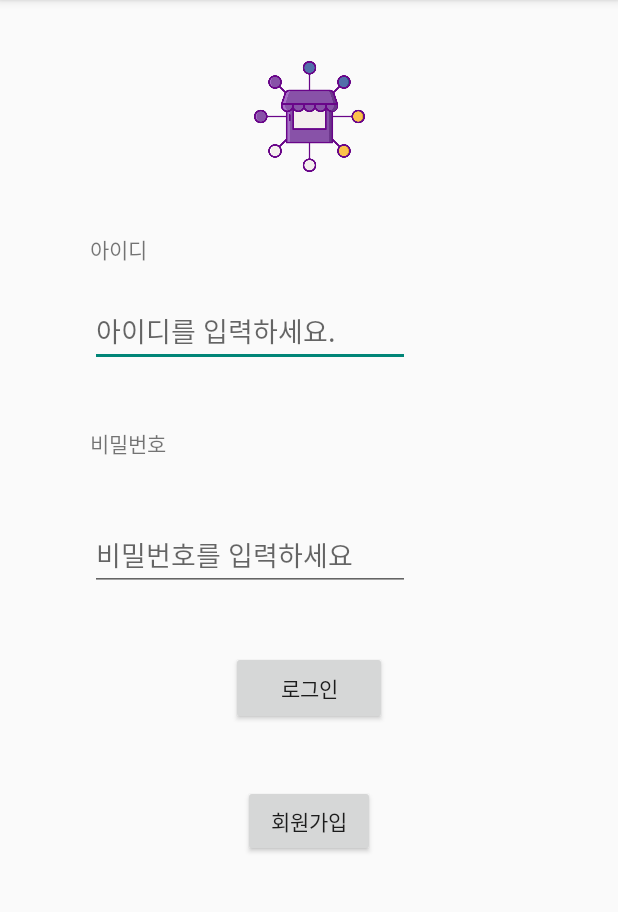
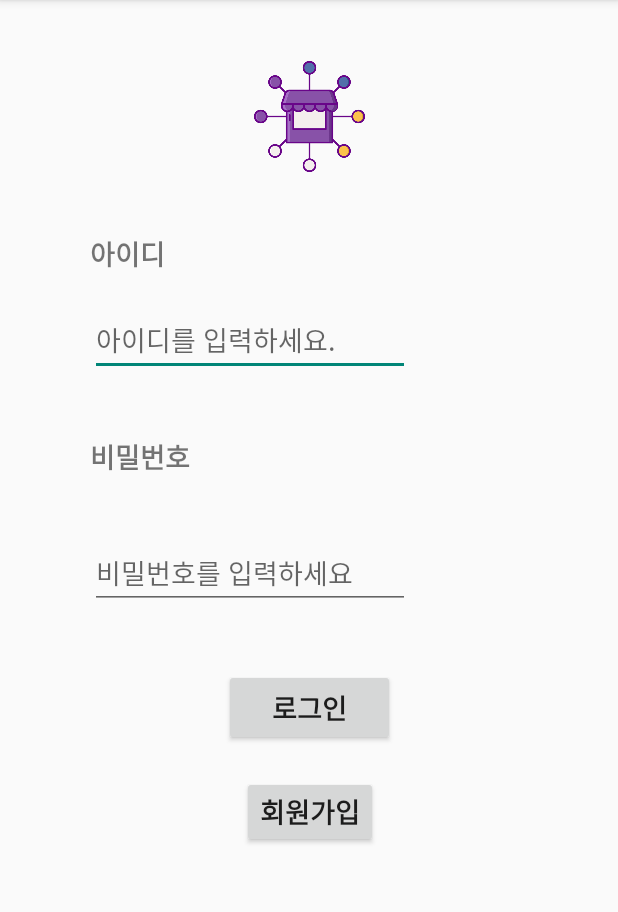
Before and after one commit to cococo35/SignIn, an Android app: the screen it shows after launch (MainActivity before the commit, SignInActivity after it), on a phone screen of 412 x 824 dp, the part 84-996 px from its top. Run offline under Robolectric (Android 15) with nearby library versions, the phone set to English and light mode, and no system bars.

Commit message:
Lv2/SignIn Branch 생성 & UI 구현

```diff
--- a/app/src/main/AndroidManifest.xml
+++ b/app/src/main/AndroidManifest.xml
@@ -19,7 +19,7 @@
             android:name=".HomeActivity"
             android:exported="false" />
         <activity
-            android:name=".MainActivity"
+            android:name=".SignInActivity"
             android:exported="true">
             <intent-filter>
                 <action android:name="android.intent.action.MAIN" />
--- a/app/src/main/java/com/android/signin/MainActivity.kt
+++ b/app/src/main/java/com/android/signin/MainActivity.kt
@@ -8,31 +8,31 @@ import android.widget.EditText
 import android.widget.Toast
 
 
-class MainActivity : AppCompatActivity() {
+class SignInActivity : AppCompatActivity() {
     override fun onCreate(savedInstanceState: Bundle?) {
         super.onCreate(savedInstanceState)
         setContentView(R.layout.activity_main)
 
-        val idText = findViewById<EditText>(R.id.idread)
-        val passWordText = findViewById<EditText>(R.id.passwordread)
-        val signInButton = findViewById<Button>(R.id.signinbutton)
-        val registerButton = findViewById<Button>(R.id.registerbutton)
+        val id_text = findViewById<EditText>(R.id.id_read)
+        val password_text = findViewById<EditText>(R.id.password_read)
+        val signin_button = findViewById<Button>(R.id.signin_button)
+        val register_button = findViewById<Button>(R.id.register_button)
 
-        signInButton.setOnClickListener {
-            if(idText.text.isEmpty()) {
+        signin_button.setOnClickListener {
+            if(id_text.text.isEmpty()) {
                 Toast.makeText(this, "아이디를 확인해주세요",Toast.LENGTH_LONG).show()
                 return@setOnClickListener
             }
 
-            if(passWordText.text.isEmpty()) {
+            if(password_text.text.isEmpty()) {
                 Toast.makeText(this, "비밀번호를 확인해주세요",Toast.LENGTH_LONG).show()
                 return@setOnClickListener
             }
 
             Toast.makeText(this, "로그인 성공",Toast.LENGTH_LONG).show()
 
-            val id:String = idText.text.toString()
-            val passWord:String = passWordText.text.toString()
+            val id:String = id_text.text.toString()
+            val passWord:String = password_text.text.toString()
 
             val intent = Intent(this, HomeActivity::class.java)
             intent.putExtra("id", id)
@@ -40,7 +40,7 @@ class MainActivity : AppCompatActivity() {
             startActivity(intent)
         }
 
-        registerButton.setOnClickListener {
+        register_button.setOnClickListener {
             val intent = Intent(this, SignUpActivity::class.java)
             startActivity(intent)
         }
--- a/app/src/main/res/layout/activity_main.xml
+++ b/app/src/main/res/layout/activity_main.xml
@@ -4,10 +4,10 @@
     xmlns:tools="http://schemas.android.com/tools"
     android:layout_width="match_parent"
     android:layout_height="match_parent"
-    tools:context=".MainActivity">
+    tools:context=".SignInActivity">
 
     <ImageView
-        android:id="@+id/signinimage"
+        android:id="@+id/signin_image"
         android:layout_width="163dp"
         android:layout_height="75dp"
         android:layout_marginTop="40dp"
@@ -17,62 +17,70 @@
         app:layout_constraintTop_toTopOf="parent" />
 
     <TextView
-        android:id="@+id/idtext"
+        android:id="@+id/id_text"
         android:layout_width="wrap_content"
         android:layout_height="wrap_content"
         android:layout_marginStart="60dp"
         android:layout_marginTop="40dp"
         android:text="아이디"
+        android:textStyle="bold"
+        android:textSize="18dp"
         app:layout_constraintStart_toStartOf="parent"
-        app:layout_constraintTop_toBottomOf="@+id/signinimage" />
+        app:layout_constraintTop_toBottomOf="@+id/signin_image" />
 
     <TextView
-        android:id="@+id/passwordtext"
+        android:id="@+id/password_text"
         android:layout_width="wrap_content"
         android:layout_height="wrap_content"
         android:layout_marginTop="40dp"
         android:text="비밀번호"
-        app:layout_constraintStart_toStartOf="@+id/idread"
-        app:layout_constraintTop_toBottomOf="@+id/idread" />
+        android:textStyle="bold"
+        android:textSize="18dp"
+        app:layout_constraintStart_toStartOf="@+id/id_read"
+        app:layout_constraintTop_toBottomOf="@+id/id_read" />
 
     <Button
-        android:id="@+id/signinbutton"
-        android:layout_width="104dp"
-        android:layout_height="49dp"
+        android:id="@+id/signin_button"
+        android:layout_width="114dp"
+        android:layout_height="51dp"
         android:layout_marginTop="40dp"
         android:text="로그인"
+        android:textSize="18dp"
+        android:textStyle="bold"
         app:layout_constraintEnd_toEndOf="parent"
         app:layout_constraintStart_toStartOf="parent"
-        app:layout_constraintTop_toBottomOf="@+id/passwordread" />
+        app:layout_constraintTop_toBottomOf="@+id/password_read" />
 
     <Button
-        android:id="@+id/registerbutton"
+        android:id="@+id/register_button"
         android:layout_width="wrap_content"
         android:layout_height="wrap_content"
-        android:layout_marginTop="40dp"
+        android:layout_marginTop="20dp"
         android:text="회원가입"
-        app:layout_constraintEnd_toEndOf="@+id/signinbutton"
-        app:layout_constraintStart_toStartOf="@+id/signinbutton"
-        app:layout_constraintTop_toBottomOf="@+id/signinbutton" />
+        android:textSize="18dp"
+        android:textStyle="bold"
+        app:layout_constraintEnd_toEndOf="@+id/signin_button"
+        app:layout_constraintStart_toStartOf="@+id/signin_button"
+        app:layout_constraintTop_toBottomOf="@+id/signin_button" />
 
     <EditText
-        android:id="@+id/idread"
+        android:id="@+id/id_read"
         android:layout_width="wrap_content"
         android:layout_height="wrap_content"
         android:layout_marginTop="20dp"
         android:ems="10"
         android:hint="아이디를 입력하세요."
-        app:layout_constraintStart_toStartOf="@+id/idtext"
-        app:layout_constraintTop_toBottomOf="@+id/idtext" />
+        app:layout_constraintStart_toStartOf="@+id/id_text"
+        app:layout_constraintTop_toBottomOf="@+id/id_text" />
 
     <EditText
-        android:id="@+id/passwordread"
+        android:id="@+id/password_read"
         android:layout_width="wrap_content"
         android:layout_height="wrap_content"
         android:layout_marginTop="40dp"
         android:ems="10"
         android:inputType="textPassword"
         android:hint="비밀번호를 입력하세요"
-        app:layout_constraintStart_toStartOf="@+id/passwordtext"
-        app:layout_constraintTop_toBottomOf="@+id/passwordtext" />
+        app:layout_constraintStart_toStartOf="@+id/password_text"
+        app:layout_constraintTop_toBottomOf="@+id/password_text" />
 </androidx.constraintlayout.widget.ConstraintLayout>
```
Also changed, not shown: app/src/main/java/com/android/signin/SignUpActivity.kt (+25 -0 lines), app/src/main/res/layout/activity_sign_up.xml (+88 -1 lines), app/src/main/res/drawable/register.png (added).
